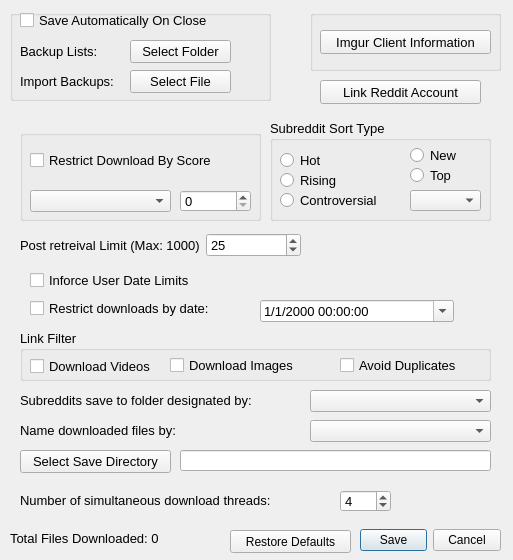
Qt form DownloaderForReddit/RedditDownloader_Settings_linux.ui (MalloyDelacroix/DownloaderForReddit) before a commit.
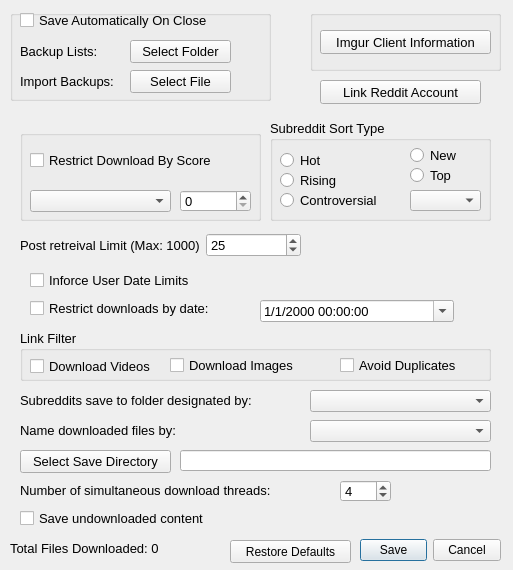
The same form after that commit. Icons and pictures are not drawn.

Commit message: Update settings GUI models for Linux and Mac

Patch:
```diff
--- a/DownloaderForReddit/RedditDownloader_Settings_linux.ui
+++ b/DownloaderForReddit/RedditDownloader_Settings_linux.ui
@@ -7,7 +7,7 @@
     <x>0</x>
     <y>0</y>
     <width>513</width>
-    <height>560</height>
+    <height>570</height>
    </rect>
   </property>
   <property name="sizePolicy">
@@ -19,13 +19,13 @@
   <property name="minimumSize">
    <size>
     <width>513</width>
-    <height>560</height>
+    <height>570</height>
    </size>
   </property>
   <property name="maximumSize">
    <size>
     <width>513</width>
-    <height>560</height>
+    <height>570</height>
    </size>
   </property>
   <property name="windowTitle">
@@ -190,7 +190,7 @@
      <x>10</x>
      <y>110</y>
      <width>491</width>
-     <height>411</height>
+     <height>431</height>
     </rect>
    </property>
    <layout class="QGridLayout" name="gridLayout_6">
@@ -675,7 +675,7 @@
         <property name="geometry">
          <rect>
           <x>10</x>
-          <y>380</y>
+          <y>370</y>
           <width>321</width>
           <height>21</height>
          </rect>
@@ -688,7 +688,7 @@
         <property name="geometry">
          <rect>
           <x>330</x>
-          <y>380</y>
+          <y>370</y>
           <width>51</width>
           <height>22</height>
          </rect>
@@ -703,6 +703,22 @@
          <number>4</number>
         </property>
        </widget>
+       <widget class="QCheckBox" name="save_undownloaded_content_checkbox">
+        <property name="geometry">
+         <rect>
+          <x>10</x>
+          <y>400</y>
+          <width>321</width>
+          <height>17</height>
+         </rect>
+        </property>
+        <property name="toolTip">
+         <string>&lt;html&gt;&lt;head/&gt;&lt;body&gt;&lt;p&gt;When checked, content that has been extracted but not downloaded will be saved and redownloaded during the next run. This prevents content from having to be extracted more than once&lt;/p&gt;&lt;/body&gt;&lt;/html&gt;</string>
+        </property>
+        <property name="text">
+         <string>Save undownloaded content</string>
+        </property>
+       </widget>
       </widget>
      </widget>
     </item>
@@ -712,7 +728,7 @@
    <property name="geometry">
     <rect>
      <x>360</x>
-     <y>520</y>
+     <y>530</y>
      <width>141</width>
      <height>41</height>
     </rect>
@@ -728,7 +744,7 @@
    <property name="geometry">
     <rect>
      <x>10</x>
-     <y>530</y>
+     <y>540</y>
      <width>221</width>
      <height>16</height>
     </rect>
@@ -746,7 +762,7 @@
    <property name="geometry">
     <rect>
      <x>230</x>
-     <y>530</y>
+     <y>540</y>
      <width>121</width>
      <height>23</height>
     </rect>
```
The commit also changes 3 other files.
